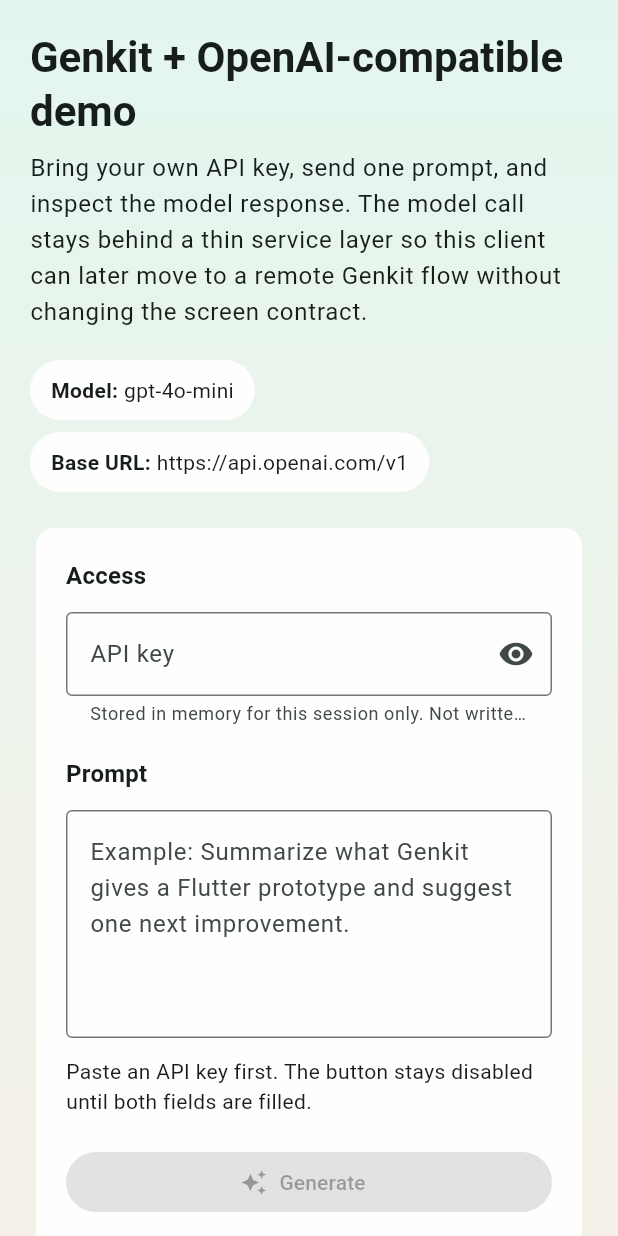
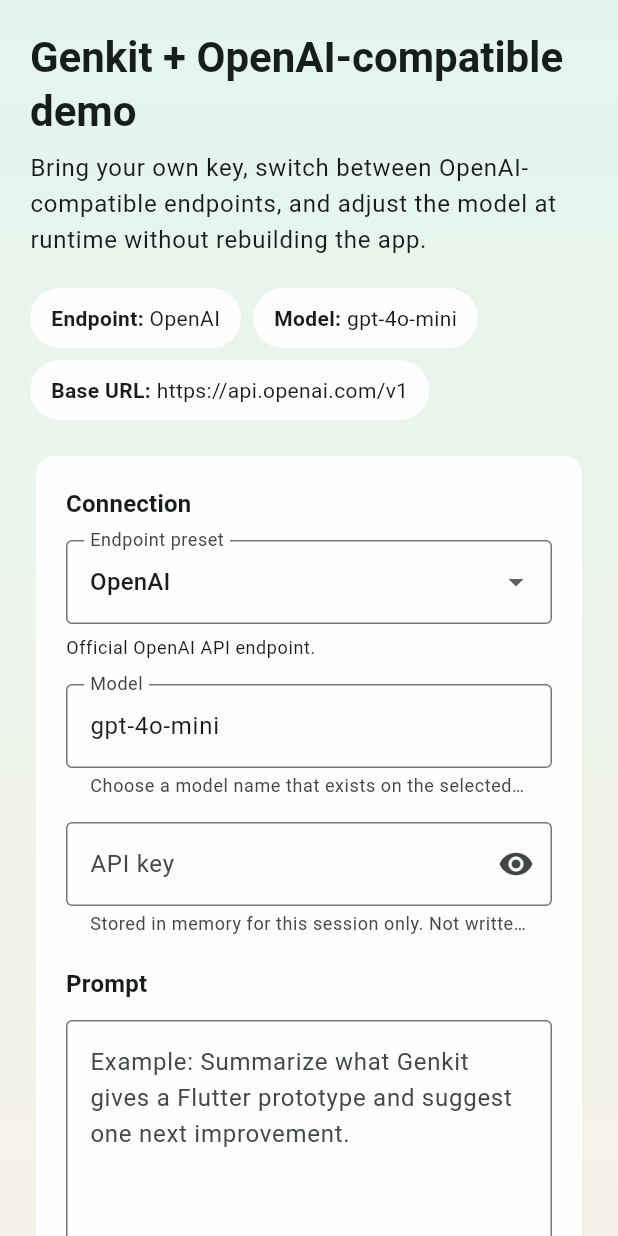
Before and after one commit to fahami/flutter-gen-ui-demo, a Flutter app: the screen it shows after launch, on a phone screen of 412 x 824 dp. Run offline on Flutter 3.47's test engine with Material 3 defaults, Android fonts, the phone set to English and light mode, and no system bars; missing offline and left inert: genkit, genkit_openai.

Commit message:
Add runtime endpoint selection

```diff
--- a/lib/ai_service.dart
+++ b/lib/ai_service.dart
@@ -1,24 +1,27 @@
 import 'package:genkit/genkit.dart';
 import 'package:genkit_openai/genkit_openai.dart';
 
-import 'app_config.dart';
-
 abstract interface class AiService {
-  Future<String> generate({required String prompt, required String apiKey});
+  Future<String> generate({
+    required String prompt,
+    required String apiKey,
+    required String model,
+    required String baseUrl,
+  });
 }
 
 final class GenkitAiService implements AiService {
-  GenkitAiService({required this.config});
-
-  final AppConfig config;
-
   @override
   Future<String> generate({
     required String prompt,
     required String apiKey,
+    required String model,
+    required String baseUrl,
   }) async {
     final trimmedPrompt = prompt.trim();
     final trimmedApiKey = apiKey.trim();
+    final trimmedModel = model.trim();
+    final trimmedBaseUrl = baseUrl.trim();
 
     if (trimmedPrompt.isEmpty) {
       throw const AiServiceException('Enter a prompt before generating text.');
@@ -30,13 +33,28 @@
       );
     }
 
+    if (trimmedModel.isEmpty) {
+      throw const AiServiceException(
+        'Enter a model name for the selected endpoint.',
+      );
+    }
+
+    final endpointUri = Uri.tryParse(trimmedBaseUrl);
+    if (endpointUri == null ||
+        !endpointUri.hasScheme ||
+        (endpointUri.host.isEmpty && endpointUri.authority.isEmpty)) {
+      throw const AiServiceException(
+        'Enter a valid endpoint URL before generating text.',
+      );
+    }
+
     try {
       final ai = Genkit(
-        plugins: [openAI(apiKey: trimmedApiKey, baseUrl: config.baseUrl)],
+        plugins: [openAI(apiKey: trimmedApiKey, baseUrl: trimmedBaseUrl)],
       );
 
       final response = await ai.generate(
-        model: openAI.model(config.model),
+        model: openAI.model(trimmedModel),
         prompt: trimmedPrompt,
       );
 
@@ -64,19 +82,19 @@
         lower.contains('invalid api key') ||
         lower.contains('unauthorized') ||
         lower.contains('401')) {
-      return 'Authentication failed. Check the API key you entered and try again.';
+      return 'Authentication failed. Check the API key and selected endpoint.';
     }
 
     if (lower.contains('socketexception') ||
         lower.contains('failed host lookup') ||
         lower.contains('connection refused') ||
         lower.contains('timed out')) {
-      return 'Network error while reaching the model endpoint. Check your connection and OPENAI_BASE_URL.';
+      return 'Network error while reaching the selected endpoint. Check the URL and your connection.';
     }
 
     if ((lower.contains('model') && lower.contains('not found')) ||
         lower.contains('404')) {
-      return 'The configured model or endpoint was not found. Check OPENAI_MODEL and OPENAI_BASE_URL.';
+      return 'The selected model or endpoint was not found. Check the model name for the chosen provider.';
     }
 
     return 'Request failed. $message';
--- a/lib/app.dart
+++ b/lib/app.dart
@@ -54,7 +54,12 @@
 
 class _DemoHomePageState extends State<DemoHomePage> {
   final TextEditingController _apiKeyController = TextEditingController();
+  final TextEditingController _modelController = TextEditingController();
+  final TextEditingController _customEndpointController =
+      TextEditingController();
   final TextEditingController _promptController = TextEditingController();
+
+  late EndpointPreset _selectedEndpoint;
 
   bool _isLoading = false;
   bool _obscureApiKey = true;
@@ -63,18 +68,48 @@
 
   bool get _hasPrompt => _promptController.text.trim().isNotEmpty;
   bool get _hasApiKey => _apiKeyController.text.trim().isNotEmpty;
-  bool get _canSubmit => !_isLoading && _hasApiKey && _hasPrompt;
+  bool get _hasModel => _modelController.text.trim().isNotEmpty;
+  String get _resolvedBaseUrl => _selectedEndpoint.isCustom
+      ? _customEndpointController.text.trim()
+      : _selectedEndpoint.baseUrl;
+  bool get _hasValidEndpointUrl {
+    final uri = Uri.tryParse(_resolvedBaseUrl);
+    return uri != null &&
+        uri.hasScheme &&
+        (uri.host.isNotEmpty || uri.authority.isNotEmpty);
+  }
+
+  bool get _canSubmit =>
+      !_isLoading &&
+      _hasApiKey &&
+      _hasPrompt &&
+      _hasModel &&
+      _hasValidEndpointUrl;
 
   @override
   void initState() {
     super.initState();
+    _selectedEndpoint = EndpointPreset.fromBaseUrl(widget.config.baseUrl);
+    _modelController.text = widget.config.model;
+    if (_selectedEndpoint.isCustom) {
+      _customEndpointController.text = widget.config.baseUrl;
+    }
+
     _apiKeyController.addListener(_handleInputChanged);
+    _modelController.addListener(_handleInputChanged);
+    _customEndpointController.addListener(_handleInputChanged);
     _promptController.addListener(_handleInputChanged);
   }
 
   @override
   void dispose() {
     _apiKeyController
+      ..removeListener(_handleInputChanged)
+      ..dispose();
+    _modelController
+      ..removeListener(_handleInputChanged)
+      ..dispose();
+    _customEndpointController
       ..removeListener(_handleInputChanged)
       ..dispose();
     _promptController
@@ -85,6 +120,21 @@
 
   void _handleInputChanged() {
     setState(() {});
+  }
+
+  void _updateEndpoint(EndpointPreset? preset) {
+    if (preset == null) {
+      return;
+    }
+
+    setState(() {
+      _selectedEndpoint = preset;
+      if (!preset.isCustom) {
+        _customEndpointController.clear();
+      } else if (_customEndpointController.text.trim().isEmpty) {
+        _customEndpointController.text = widget.config.baseUrl;
+      }
+    });
   }
 
   Future<void> _submitPrompt() async {
@@ -100,6 +150,8 @@
       final response = await widget.aiService.generate(
         prompt: _promptController.text,
         apiKey: _apiKeyController.text,
+        model: _modelController.text,
+        baseUrl: _resolvedBaseUrl,
       );
       if (!mounted) {
         return;
@@ -162,7 +214,7 @@
                   ),
                   const SizedBox(height: 8),
                   Text(
-                    'Bring your own API key, send one prompt, and inspect the model response. The model call stays behind a thin service layer so this client can later move to a remote Genkit flow without changing the screen contract.',
+                    'Bring your own key, switch between OpenAI-compatible endpoints, and adjust the model at runtime without rebuilding the app.',
                     style: textTheme.bodyLarge?.copyWith(height: 1.5),
                   ),
                   const SizedBox(height: 20),
@@ -170,11 +222,15 @@
                     spacing: 8,
                     runSpacing: 8,
                     children: [
-                      _InfoChip(label: 'Model', value: widget.config.model),
                       _InfoChip(
-                        label: 'Base URL',
-                        value: widget.config.baseUrl,
+                        label: 'Endpoint',
+                        value: _selectedEndpoint.label,
                       ),
+                      _InfoChip(
+                        label: 'Model',
+                        value: _modelController.text.trim(),
+                      ),
+                      _InfoChip(label: 'Base URL', value: _resolvedBaseUrl),
                     ],
                   ),
                   const SizedBox(height: 20),
@@ -182,7 +238,7 @@
                     const _StatusPanel(
                       title: 'Browser request path',
                       message:
-                          'This web build sends requests directly from the browser to the configured endpoint. The key you enter is not bundled at build time, but you should still use a user-controlled key and treat this as a BYOK client.',
+                          'This web build sends requests directly from the browser to the selected endpoint. Your key is entered at runtime, but users should still only use keys they control and trust this client.',
                       tone: _PanelTone.warning,
                     ),
                     const SizedBox(height: 16),
@@ -196,12 +252,58 @@
                         crossAxisAlignment: CrossAxisAlignment.start,
                         children: [
                           Text(
-                            'Access',
+                            'Connection',
                             style: textTheme.titleMedium?.copyWith(
                               fontWeight: FontWeight.w700,
                             ),
                           ),
                           const SizedBox(height: 12),
+                          DropdownButtonFormField<EndpointPreset>(
+                            key: const Key('endpointPresetField'),
+                            initialValue: _selectedEndpoint,
+                            decoration: const InputDecoration(
+                              labelText: 'Endpoint preset',
+                            ),
+                            items: [
+                              for (final preset in EndpointPreset.values)
+                                DropdownMenuItem<EndpointPreset>(
+                                  value: preset,
+                                  child: Text(preset.label),
+                                ),
+                            ],
+                            onChanged: _updateEndpoint,
+                          ),
+                          const SizedBox(height: 8),
+                          Text(
+                            _selectedEndpoint.helperText,
+                            style: textTheme.bodySmall,
+                          ),
+                          if (_selectedEndpoint.isCustom) ...[
+                            const SizedBox(height: 16),
+                            TextField(
+                              key: const Key('customEndpointField'),
+                              controller: _customEndpointController,
+                              keyboardType: TextInputType.url,
+                              decoration: const InputDecoration(
+                                labelText: 'Custom endpoint URL',
+                                hintText:
+                                    'https://your-provider.example.com/v1',
+                              ),
+                            ),
+                          ],
+                          const SizedBox(height: 16),
+                          TextField(
+                            key: const Key('modelField'),
+                            controller: _modelController,
+                            keyboardType: TextInputType.text,
+                            decoration: const InputDecoration(
+                              labelText: 'Model',
+                              hintText: 'gpt-4o-mini',
+                              helperText:
+                                  'Choose a model name that exists on the selected provider.',
+                            ),
+                          ),
+                          const SizedBox(height: 16),
                           TextField(
                             key: const Key('apiKeyField'),
                             controller: _apiKeyController,
@@ -249,9 +351,9 @@
                           ),
                           const SizedBox(height: 12),
                           Text(
-                            _hasApiKey
-                                ? 'Add a prompt to enable Generate.'
-                                : 'Paste an API key first. The button stays disabled until both fields are filled.',
+                            _canSubmit
+                                ? 'Ready to send the prompt.'
+                                : 'Fill in an API key, model, prompt, and a valid endpoint URL.',
                             style: textTheme.bodyMedium,
                           ),
                           const SizedBox(height: 20),
@@ -331,7 +433,7 @@
                 text: '$label: ',
                 style: const TextStyle(fontWeight: FontWeight.w700),
               ),
-              TextSpan(text: value),
+              TextSpan(text: value.isEmpty ? 'Not set' : value),
             ],
           ),
         ),
--- a/lib/app_config.dart
+++ b/lib/app_config.dart
@@ -17,3 +17,65 @@
     );
   }
 }
+
+class EndpointPreset {
+  const EndpointPreset({
+    required this.id,
+    required this.label,
+    required this.baseUrl,
+    required this.helperText,
+    this.isCustom = false,
+  });
+
+  final String id;
+  final String label;
+  final String baseUrl;
+  final String helperText;
+  final bool isCustom;
+
+  static const EndpointPreset openAI = EndpointPreset(
+    id: 'openai',
+    label: 'OpenAI',
+    baseUrl: 'https://api.openai.com/v1',
+    helperText: 'Official OpenAI API endpoint.',
+  );
+
+  static const EndpointPreset openRouter = EndpointPreset(
+    id: 'openrouter',
+    label: 'OpenRouter',
+    baseUrl: 'https://openrouter.ai/api/v1',
+    helperText:
+        'OpenRouter gateway for OpenAI-compatible requests and provider routing.',
+  );
+
+  static const EndpointPreset groq = EndpointPreset(
+    id: 'groq',
+    label: 'Groq',
+    baseUrl: 'https://api.groq.com/openai/v1',
+    helperText: 'Groq OpenAI-compatible endpoint for Groq-hosted models.',
+  );
+
+  static const EndpointPreset custom = EndpointPreset(
+    id: 'custom',
+    label: 'Custom URL',
+    baseUrl: '',
+    helperText: 'Use any OpenAI-compatible base URL.',
+    isCustom: true,
+  );
+
+  static const List<EndpointPreset> values = [openAI, openRouter, groq, custom];
+
+  static EndpointPreset fromBaseUrl(String baseUrl) {
+    final normalized = _normalize(baseUrl);
+    for (final preset in values.where((preset) => !preset.isCustom)) {
+      if (_normalize(preset.baseUrl) == normalized) {
+        return preset;
+      }
+    }
+    return custom;
+  }
+
+  static String _normalize(String value) {
+    return value.trim().replaceFirst(RegExp(r'/$'), '').toLowerCase();
+  }
+}
--- a/lib/main.dart
+++ b/lib/main.dart
@@ -7,10 +7,5 @@
 void main() {
   final config = AppConfig.fromEnvironment();
 
-  runApp(
-    GenkitDemoApp(
-      config: config,
-      aiService: GenkitAiService(config: config),
-    ),
-  );
+  runApp(GenkitDemoApp(config: config, aiService: GenkitAiService()));
 }
```
Also changed, not shown: 2 other files.
